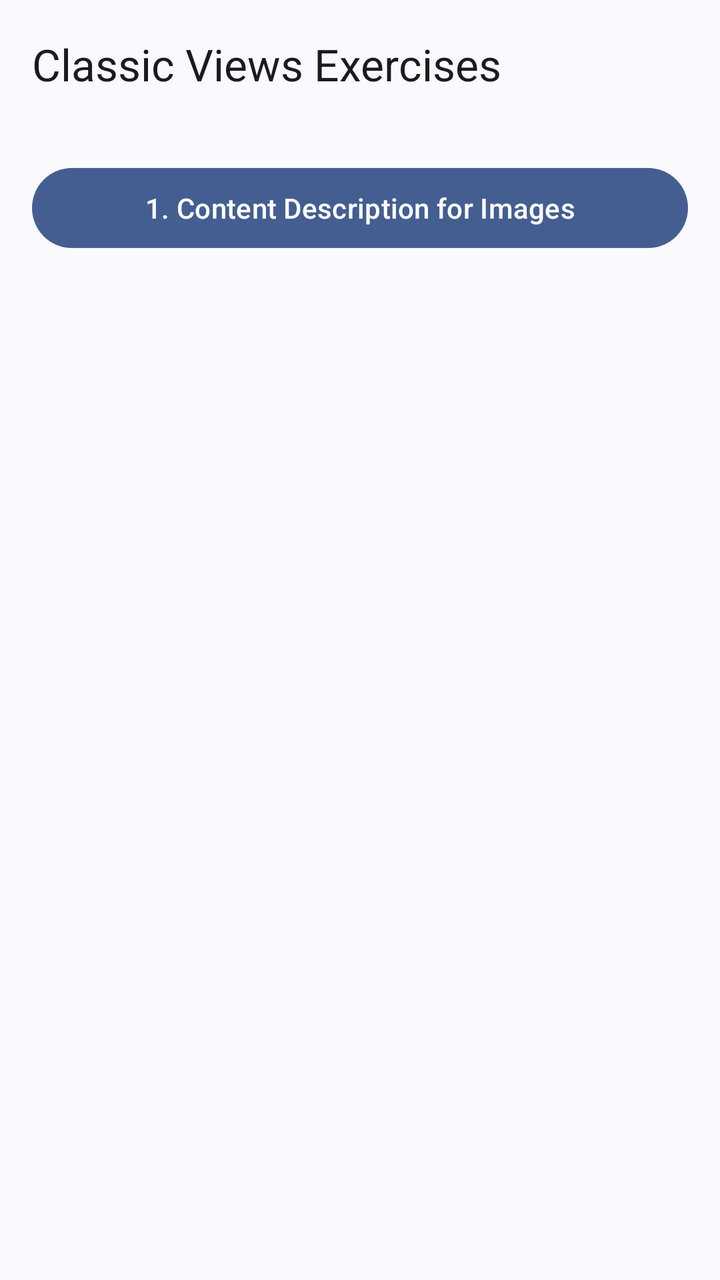
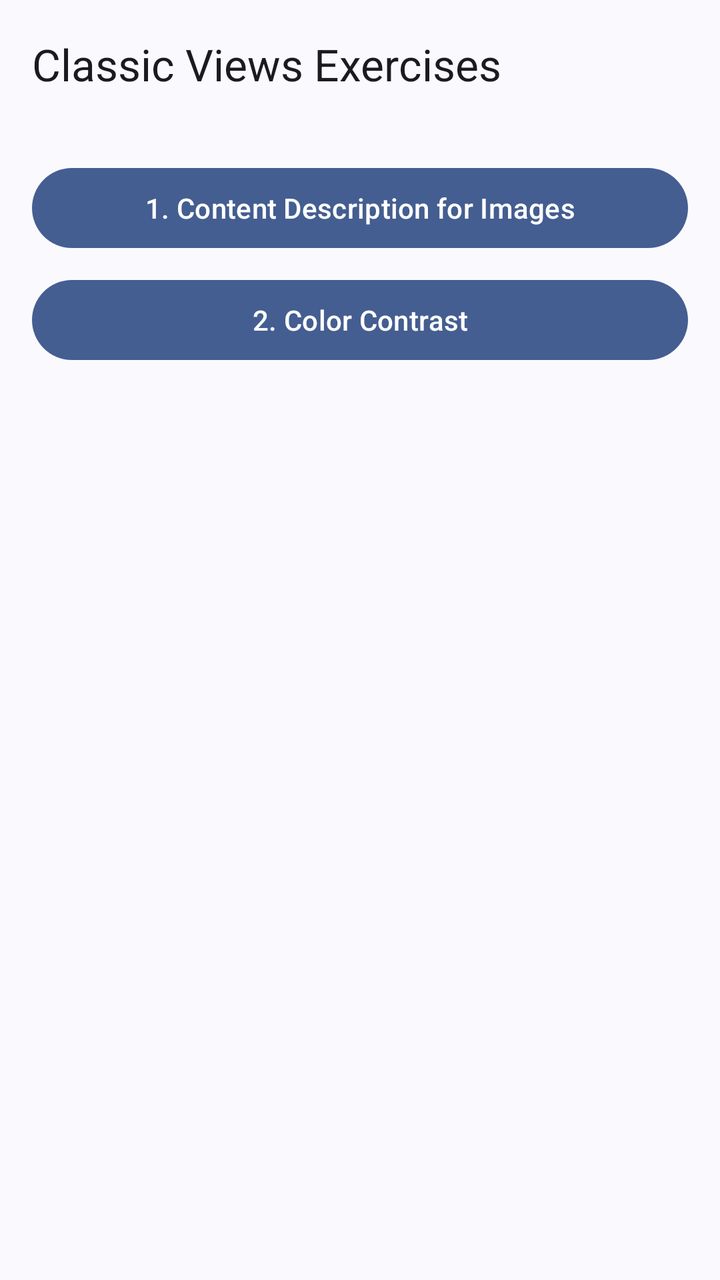

An Android layout rendered at two revisions. The XML below is the earlier revision; the diff shows what the commit changed to produce the second picture.
<!-- AndroidManifest.xml: application theme Theme.AccessibilityExpert -->
<!-- res/layout/activity_classic_views.xml -->
<?xml version="1.0" encoding="utf-8"?>
<androidx.coordinatorlayout.widget.CoordinatorLayout xmlns:android="http://schemas.android.com/apk/res/android"
    xmlns:app="http://schemas.android.com/apk/res-auto"
    xmlns:tools="http://schemas.android.com/tools"
    android:layout_width="match_parent"
    android:layout_height="match_parent"
    android:fitsSystemWindows="true"
    tools:context=".classic.ClassicViewsActivity">

    <com.google.android.material.appbar.AppBarLayout
        android:layout_width="match_parent"
        android:layout_height="wrap_content">

        <androidx.appcompat.widget.Toolbar
            android:id="@+id/toolbar"
            android:layout_width="match_parent"
            android:layout_height="?attr/actionBarSize"
            app:title="@string/classic_views_title"/>

    </com.google.android.material.appbar.AppBarLayout>

    <androidx.core.widget.NestedScrollView
        android:layout_width="match_parent"
        android:layout_height="match_parent"
        app:layout_behavior="@string/appbar_scrolling_view_behavior">

        <LinearLayout
            android:layout_width="match_parent"
            android:layout_height="wrap_content"
            android:orientation="vertical"
            android:padding="16dp">

            <Button
                android:id="@+id/btn_exercise1"
                android:layout_width="match_parent"
                android:layout_height="wrap_content"
                android:layout_marginBottom="8dp"
                android:text="@string/exercise1_title" />

            

        </LinearLayout>
    </androidx.core.widget.NestedScrollView>

</androidx.coordinatorlayout.widget.CoordinatorLayout>
<!-- resources referenced by this layout -->
<resources>
  <string name="classic_views_title">Classic Views Exercises</string>
  <string name="exercise1_title">1. Content Description for Images</string>
  <style name="Theme.AccessibilityExpert" parent="Theme.Material3.DynamicColors.DayNight.NoActionBar" />
</resources>

<!-- the commit's change to res/layout/activity_classic_views.xml (unified diff, before → after) -->
@@ -37,6 +37,13 @@
                 android:layout_marginBottom="8dp"
                 android:text="@string/exercise1_title" />
 
+            <Button
+                android:id="@+id/btn_exercise2"
+                android:layout_width="match_parent"
+                android:layout_height="wrap_content"
+                android:layout_marginBottom="8dp"
+                android:text="@string/exercise2_title" />
+
             
 
         </LinearLayout>
<!-- resource entries referenced after the edit -->
@@ -2,6 +2,7 @@
 <resources>
   <string name="classic_views_title">Classic Views Exercises</string>
   <string name="exercise1_title">1. Content Description for Images</string>
+  <string name="exercise2_title">2. Color Contrast</string>
   <style name="Theme.AccessibilityExpert" parent="Theme.Material3.DynamicColors.DayNight.NoActionBar" />
 </resources>
 
